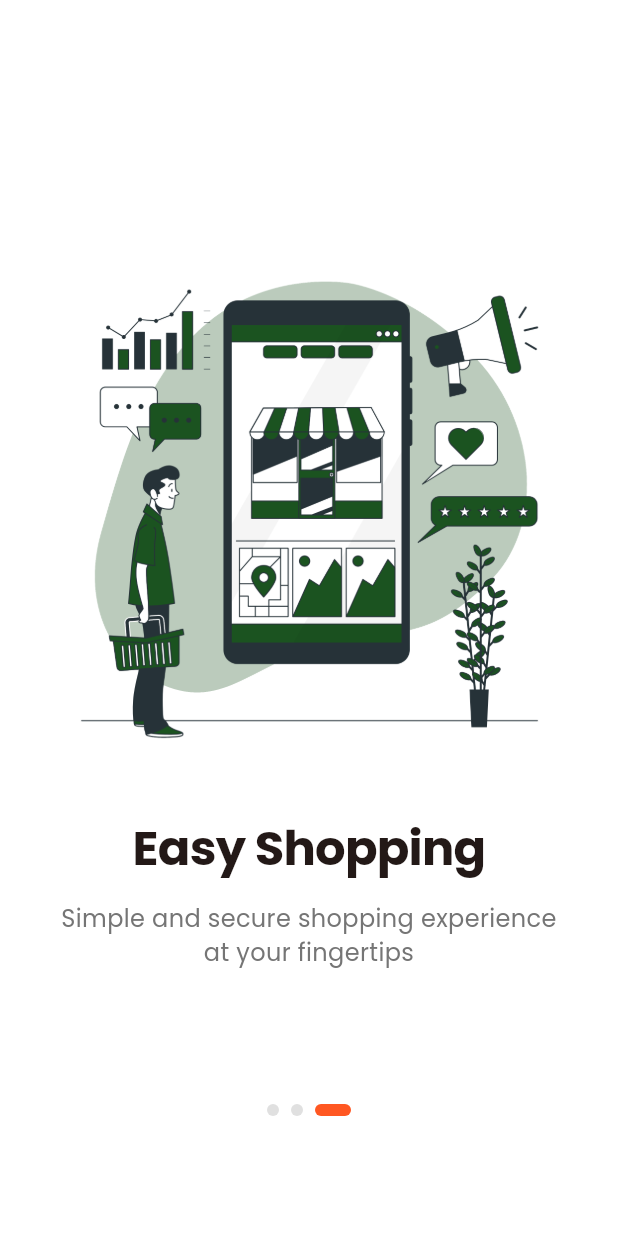
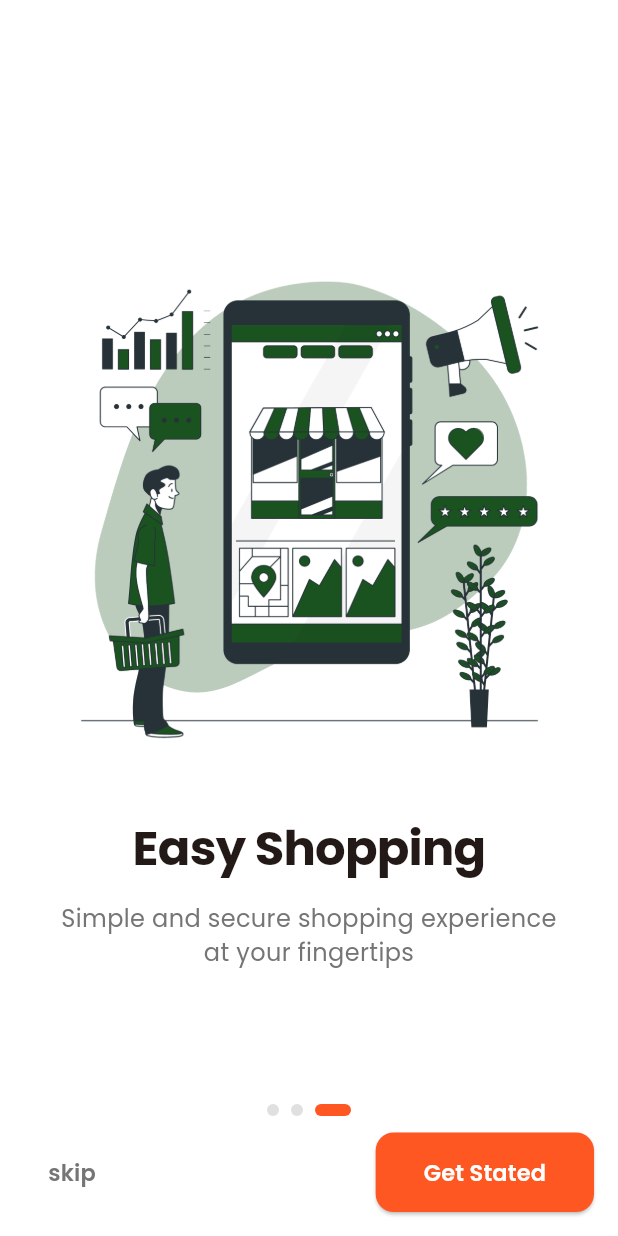
Before and after one commit to msbzz/E_COM2026, a Flutter app: the screen it shows after launch, swiped to page 3, on a phone screen of 412 x 824 dp. Run offline on Flutter 3.47's test engine with Material 3 defaults, Android fonts, the light colour scheme and no system bars; our stand-ins replace get, get_storage, google_fonts.

Commit message:
desenvolvendo onBoardingScreen parte 2

```diff
--- a/lib/view/onboarding_screen.dart
+++ b/lib/view/onboarding_screen.dart
@@ -1,5 +1,8 @@
+import 'package:ecom_2026/controllers/auth_controller.dart';
 import 'package:ecom_2026/utils/app_textstyles.dart';
+import 'package:ecom_2026/view/signin_screen.dart';
 import 'package:flutter/material.dart';
+import 'package:get/get.dart';
 
 class OnboardingScreen extends StatefulWidget {
   const OnboardingScreen({super.key});
@@ -30,6 +33,13 @@ class _OnboardingScreenState extends State<OnboardingScreen> {
       description: 'Simple and secure shopping experience at your fingertips',
     ),
   ];
+
+  // handle get started button pressed
+  void _handleGetStarted() {
+    final AuthController authController = Get.find<AuthController>();
+    authController.setFiristTimeDone();
+    Get.off(() => const SigninScreen());
+  }
 
   @override
   Widget build(BuildContext context) {
@@ -102,6 +112,56 @@ class _OnboardingScreenState extends State<OnboardingScreen> {
               ),
             ),
           ),
+
+          Positioned(
+            bottom: 16,
+            left: 16,
+            right: 16,
+            child: Row(
+              mainAxisAlignment: MainAxisAlignment.spaceBetween,
+              children: [
+                TextButton(
+                  onPressed: () => _handleGetStarted(),
+                  child: Text(
+                    "skip",
+                    style: AppTextStyle.withColor(
+                      AppTextStyle.buttonMedium,
+                      isDark ? Colors.grey[400]! : Colors.grey[600]!,
+                    ),
+                  ),
+                ),
+                ElevatedButton(
+                  onPressed: () {
+                    if (_currentPage < _items.length) {
+                      _pageController.nextPage(
+                        duration: Duration(milliseconds: 300),
+                        curve: Curves.easeInOut,
+                      );
+                    } else {
+                      _handleGetStarted();
+                    }
+                  },
+                  style: ElevatedButton.styleFrom(
+                    backgroundColor: Theme.of(context).primaryColor,
+                    padding: const EdgeInsets.symmetric(
+                      horizontal: 32,
+                      vertical: 16,
+                    ),
+                    shape: RoundedRectangleBorder(
+                      borderRadius: BorderRadius.circular(12),
+                    ),
+                  ),
+                  child: Text(
+                    _currentPage < _items.length - 1 ? 'Next' : 'Get Stated',
+                    style: AppTextStyle.withColor(
+                      AppTextStyle.buttonMedium,
+                      Colors.white,
+                    ),
+                  ),
+                ),
+              ],
+            ),
+          ),
         ],
       ),
     );
```
